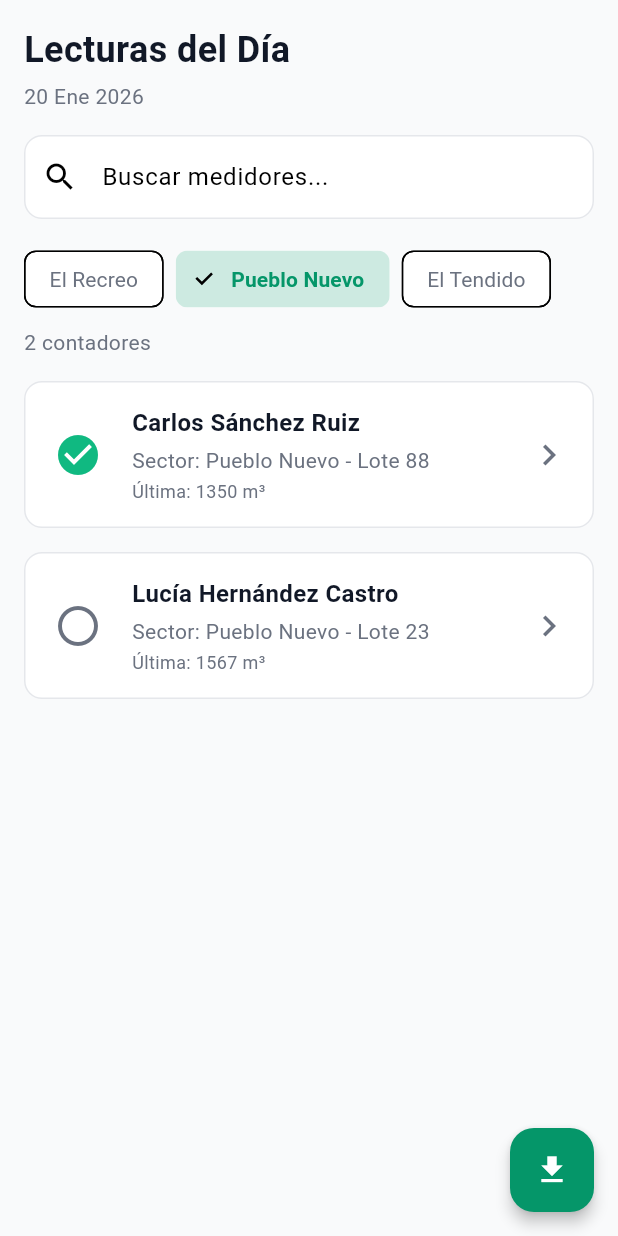
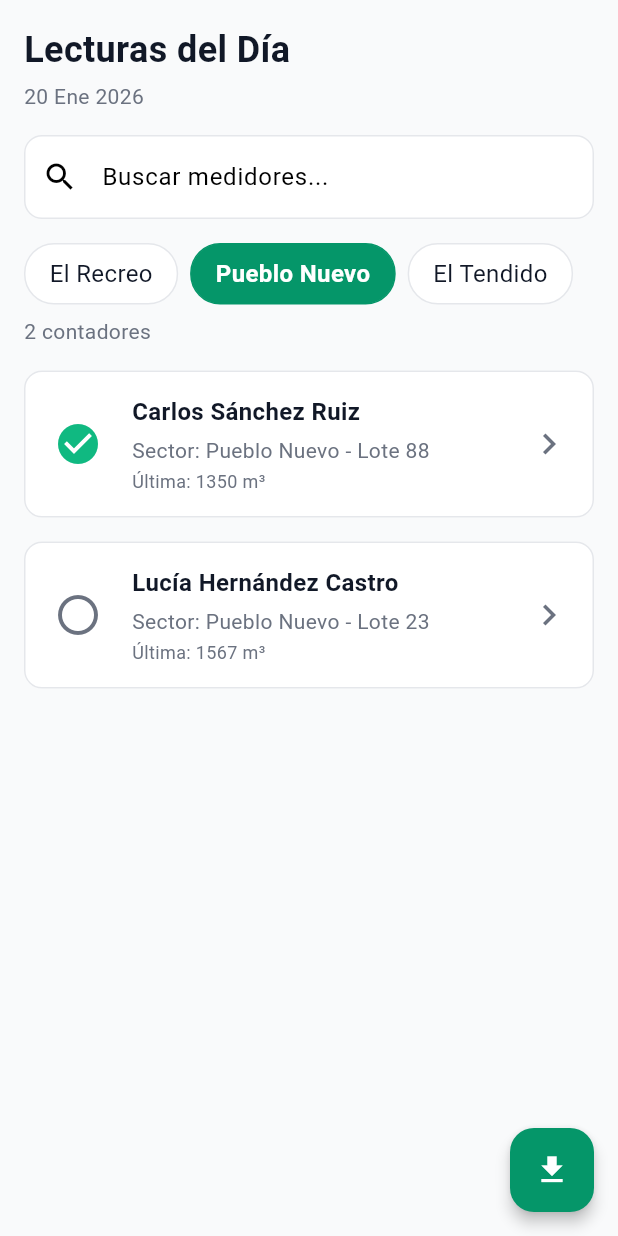
Before and after one commit to 2jcortesj2/PROYECTO_ASOGUAPO, a Flutter app: the screen it shows after launch, after a tap on "Pueblo Nuevo", on a phone screen of 412 x 824 dp. Run offline on Flutter 3.47's test engine with Material 3 defaults, Android fonts, the phone set to English and light mode, and no system bars; our stand-ins replace camera, geolocator, permission_handler.

Commit message:
style: homogenizar estética del selector de veredas con el de historial

```diff
--- a/app/lib/screens/lista_contadores_screen.dart
+++ b/app/lib/screens/lista_contadores_screen.dart
@@ -166,28 +166,7 @@ class _ListaContadoresScreenState extends State<ListaContadoresScreen> {
               ),
               child: Row(
                 children: _veredas.map((vereda) {
-                  final seleccionada = _veredaSeleccionada == vereda;
-                  return Padding(
-                    padding: const EdgeInsets.only(right: 8),
-                    child: ChoiceChip(
-                      label: Text(vereda),
-                      selected: seleccionada,
-                      onSelected: (selected) {
-                        if (selected) {
-                          setState(() => _veredaSeleccionada = vereda);
-                        }
-                      },
-                      selectedColor: AppColors.primary.withValues(alpha: 0.2),
-                      labelStyle: TextStyle(
-                        color: seleccionada
-                            ? AppColors.primary
-                            : AppColors.textSecondary,
-                        fontWeight: seleccionada
-                            ? FontWeight.bold
-                            : FontWeight.normal,
-                      ),
-                    ),
-                  );
+                  return _buildVeredaChip(vereda);
                 }).toList(),
               ),
             ),
@@ -260,6 +239,32 @@ class _ListaContadoresScreenState extends State<ListaContadoresScreen> {
     );
   }
 
+  Widget _buildVeredaChip(String label) {
+    final activo = _veredaSeleccionada == label;
+
+    return GestureDetector(
+      onTap: () => setState(() => _veredaSeleccionada = label),
+      child: Container(
+        margin: const EdgeInsets.only(right: 8),
+        padding: const EdgeInsets.symmetric(horizontal: 16, vertical: 8),
+        decoration: BoxDecoration(
+          color: activo ? AppColors.primary : AppColors.surface,
+          borderRadius: BorderRadius.circular(20),
+          border: Border.all(
+            color: activo ? AppColors.primary : AppColors.border,
+          ),
+        ),
+        child: Text(
+          label,
+          style: AppTextStyles.cuerpo.copyWith(
+            color: activo ? Colors.white : AppColors.textPrimary,
+            fontWeight: activo ? FontWeight.bold : FontWeight.normal,
+          ),
+        ),
+      ),
+    );
+  }
+
   void _abrirRegistro(Contador contador) {
     Navigator.push(
       context,
```
